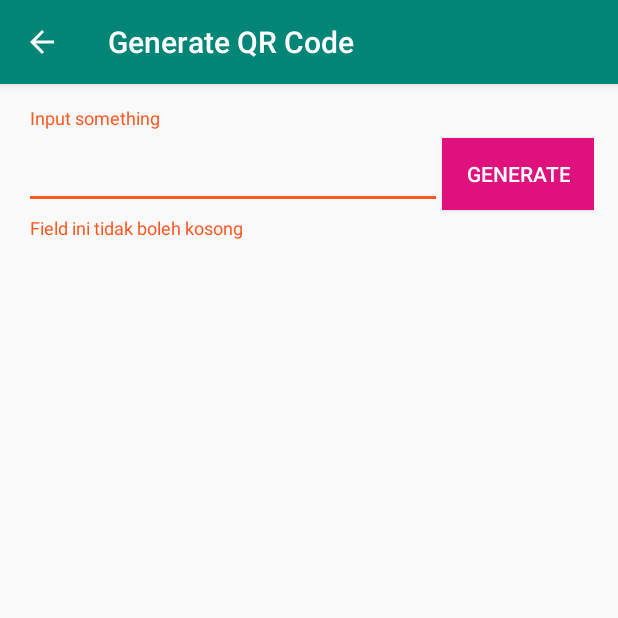
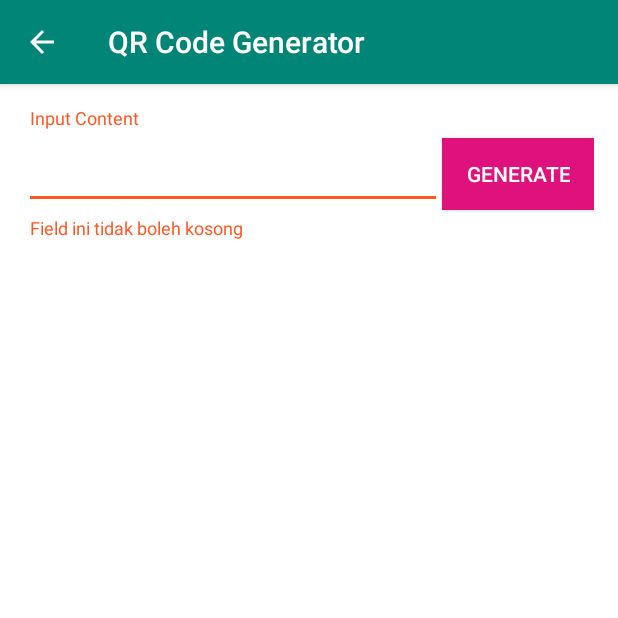
Before and after one commit to kebunit/android-all-in-one, an Android app: the QrGeneratorActivity screen opened directly, with no data from a screen before it, after a tap on "GENERATE", on a phone screen of 412 x 824 dp, the top half of it. Run offline under Robolectric (Android 15) with nearby library versions, the phone set to English and light mode, and no system bars.

Commit message:
QR Code Revision

```diff
--- a/app/src/main/java/com/kebunit/androidallinone/activity/home/MainActivity.java
+++ b/app/src/main/java/com/kebunit/androidallinone/activity/home/MainActivity.java
@@ -38,7 +38,7 @@ public class MainActivity extends AppCompatActivity {
         items.add(new MainItem("Recycler View", toBmp(R.drawable.grid), "recyclerview.RecyclerViewActivity"));
         items.add(new MainItem("Horizontal Scroll", toBmp(R.drawable.list), "horizontalscroll.HorizontalScrollActivity"));
         items.add(new MainItem("Popup View", toBmp(R.drawable.list), "popup.PopupActivity"));
-        items.add(new MainItem("Generate QR Code", toBmp(R.drawable.list), "qrcode.QrGeneratorActivity"));
+        items.add(new MainItem("QR Code Generator ", toBmp(R.drawable.list), "qrcode.QrGeneratorActivity"));
     }
 
 
--- a/app/src/main/java/com/kebunit/androidallinone/activity/qrcode/QrGeneratorActivity.java
+++ b/app/src/main/java/com/kebunit/androidallinone/activity/qrcode/QrGeneratorActivity.java
@@ -1,5 +1,6 @@
 package com.kebunit.androidallinone.activity.qrcode;
 
+import android.app.Activity;
 import android.content.Intent;
 import android.graphics.Bitmap;
 import android.net.Uri;
@@ -10,12 +11,14 @@ import android.os.Bundle;
 import android.text.TextUtils;
 import android.view.MenuItem;
 import android.view.View;
+import android.view.inputmethod.InputMethodManager;
 import android.widget.Button;
 import android.widget.ImageView;
 import android.widget.LinearLayout;
 
 import com.kebunit.androidallinone.R;
 import com.kebunit.androidallinone.helper.QRCodeGenerator;
+import com.kebunit.androidallinone.helper.SystemHelper;
 
 import java.io.File;
 import java.io.FileOutputStream;
@@ -36,7 +39,7 @@ public class QrGeneratorActivity extends AppCompatActivity {
         super.onCreate(savedInstanceState);
         setContentView(R.layout.activity_qr_generator);
         getSupportActionBar().setDisplayHomeAsUpEnabled(true);
-        getSupportActionBar().setTitle("Generate QR Code");
+        getSupportActionBar().setTitle("QR Code Generator");
 
         generateQr = findViewById(R.id.generate_button);
         inputSomething = findViewById(R.id.input_something);
@@ -80,6 +83,7 @@ public class QrGeneratorActivity extends AppCompatActivity {
     }
 
     private void generateQr() {
+        SystemHelper.hideKeyboard(this);
         if (TextUtils.isEmpty(inputSomething.getText().toString().trim())) {
             textLayout.setErrorEnabled(true);
             textLayout.setError("Field ini tidak boleh kosong");
@@ -91,8 +95,7 @@ public class QrGeneratorActivity extends AppCompatActivity {
             new Thread(new Runnable() {
                 @Override
                 public void run() {
-                    QRCodeGenerator qrCodeGenerator = new QRCodeGenerator(QrGeneratorActivity.this);
-                    bitmap = qrCodeGenerator.createQR(inputSomething.getText().toString(), 512, 512);
+                    bitmap = QRCodeGenerator.generate(inputSomething.getText().toString(), 512, 512);
                     qrImage.post(new Runnable() {
                         @Override
                         public void run() {
--- /dev/null
+++ b/app/src/main/java/com/kebunit/androidallinone/helper/SystemHelper.java
@@ -0,0 +1,18 @@
+package com.kebunit.androidallinone.helper;
+
+import android.app.Activity;
+import android.view.View;
+import android.view.inputmethod.InputMethodManager;
+
+public class SystemHelper {
+
+    // Keyboard Utility
+    public static void hideKeyboard(Activity activity) {
+        InputMethodManager method = (InputMethodManager) activity.getSystemService(Activity.INPUT_METHOD_SERVICE);
+        View view = activity.getCurrentFocus();
+        if (view == null) {
+            view = new View(activity);
+        }
+        method.hideSoftInputFromWindow(view.getWindowToken(), 0);
+    }
+}
--- a/app/src/main/res/layout/activity_qr_generator.xml
+++ b/app/src/main/res/layout/activity_qr_generator.xml
@@ -4,7 +4,8 @@
     android:layout_width="match_parent"
     android:layout_height="match_parent"
     tools:context=".activity.qrcode.QrGeneratorActivity"
-    android:orientation="vertical">
+    android:orientation="vertical"
+    android:background="@android:color/white">
 
     <LinearLayout
         android:layout_width="match_parent"
@@ -21,7 +22,7 @@
                 android:id="@+id/input_something"
                 android:layout_width="match_parent"
                 android:layout_height="wrap_content"
-                android:hint="Input something"
+                android:hint="Input Content"
                 android:paddingTop="16dp"
                 android:inputType="text"
                 android:textColorHint="@android:color/background_dark"
@@ -61,6 +62,7 @@
                 <ProgressBar
                     android:layout_width="80dp"
                     android:layout_height="80dp"
+                    android:indeterminateTint="#08BEA0"
                     android:indeterminate="true"/>
             </LinearLayout>
             <Button
```
Also changed, not shown: app/src/main/java/com/kebunit/androidallinone/helper/QRCodeGenerator.java (+3 -12 lines).
